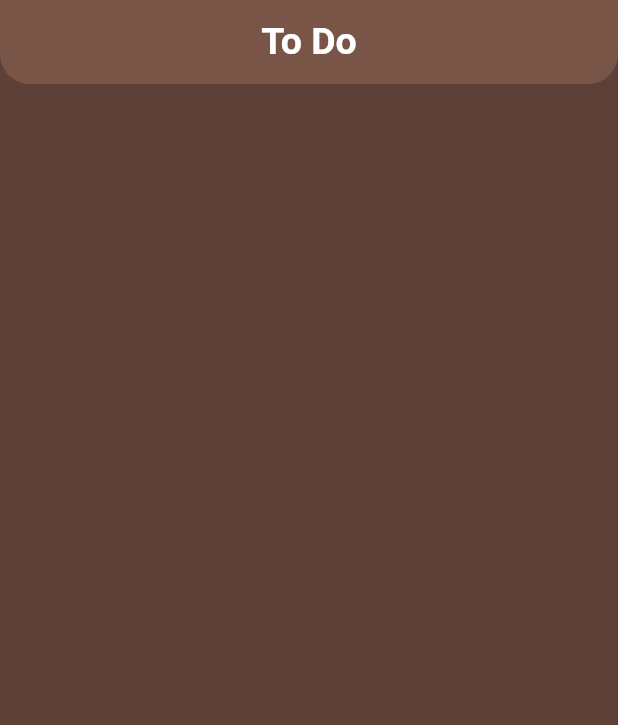
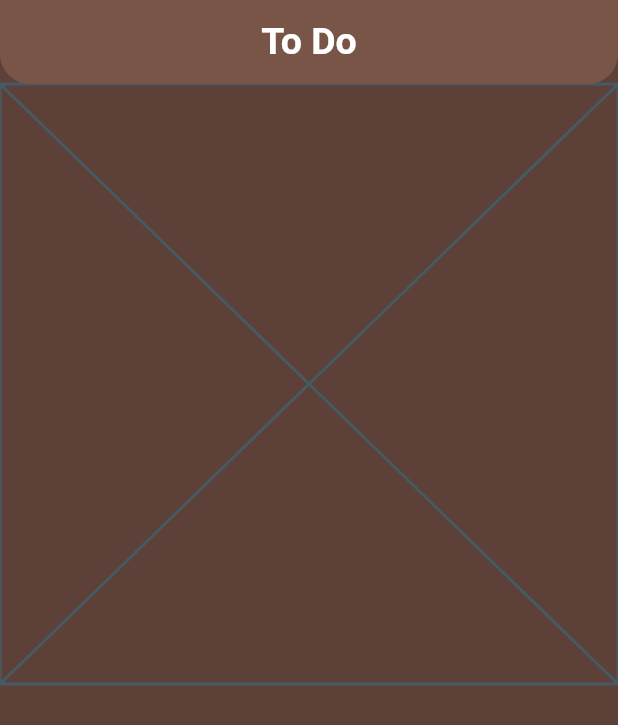
Before and after one commit to selimsshady0/todo, a Flutter app: the screen it shows after launch, on a phone screen of 412 x 824 dp. Shown: the top 725 px of the screen. Run offline on Flutter 3.47's test engine with Material 3 defaults, Android fonts, the phone set to English and light mode, and no system bars.

Commit message:
Files Upload

```diff
--- a/lib/pages/home_page.dart
+++ b/lib/pages/home_page.dart
@@ -1,5 +1,6 @@
 import 'package:flutter/material.dart';
 import 'package:todo/constants.dart';
+import 'package:todo/utils/todo_tile.dart';
 
 class HomePage extends StatelessWidget {
   const HomePage({super.key});
@@ -9,7 +10,10 @@ class HomePage extends StatelessWidget {
     return Scaffold(
       backgroundColor: Colors.brown.shade700,
       appBar: AppBar(
-        title: const Text('To Do', style: kAppBarStyle,),
+        title: const Text(
+          'To Do',
+          style: kAppBarStyle,
+        ),
         centerTitle: true,
         elevation: 0,
         backgroundColor: Colors.brown,
@@ -20,6 +24,11 @@ class HomePage extends StatelessWidget {
           ),
         ),
       ),
+      body: ListView(
+        children: const [
+          ToDoTile(),
+        ],
+      ),
     );
   }
 }
--- a/lib/utils/todo_tile.dart
+++ b/lib/utils/todo_tile.dart
@@ -0,0 +1,10 @@
+import 'package:flutter/material.dart';
+
+class ToDoTile extends StatelessWidget {
+  const ToDoTile({super.key});
+
+  @override
+  Widget build(BuildContext context) {
+    return const Placeholder();
+  }
+}
```
